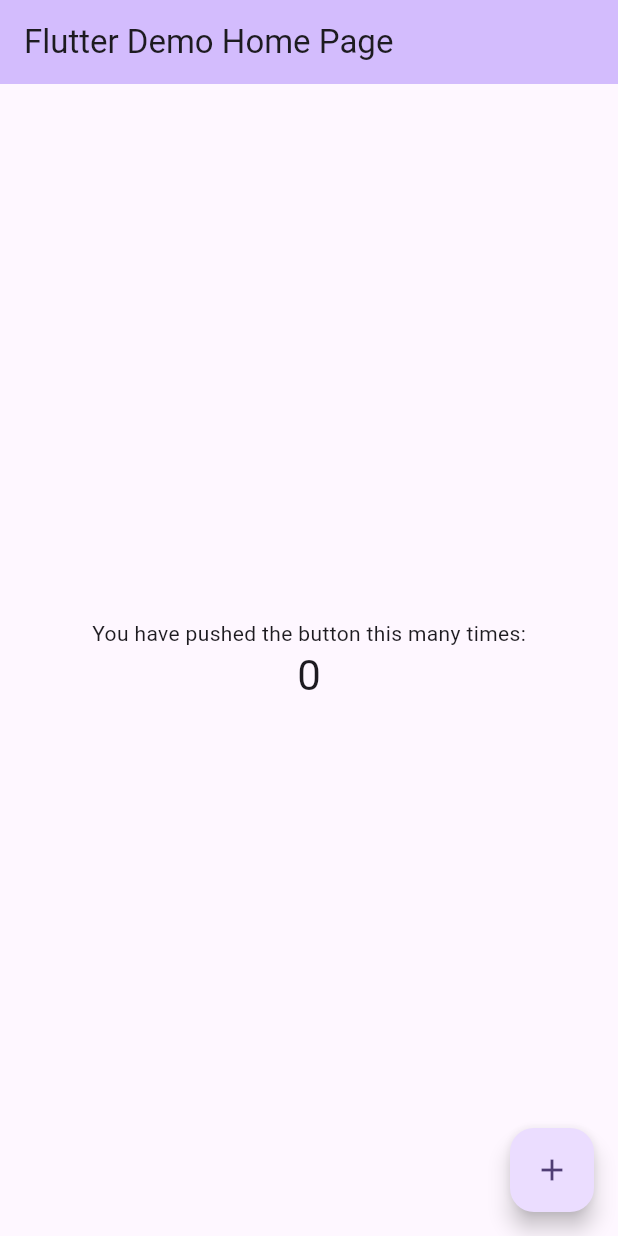
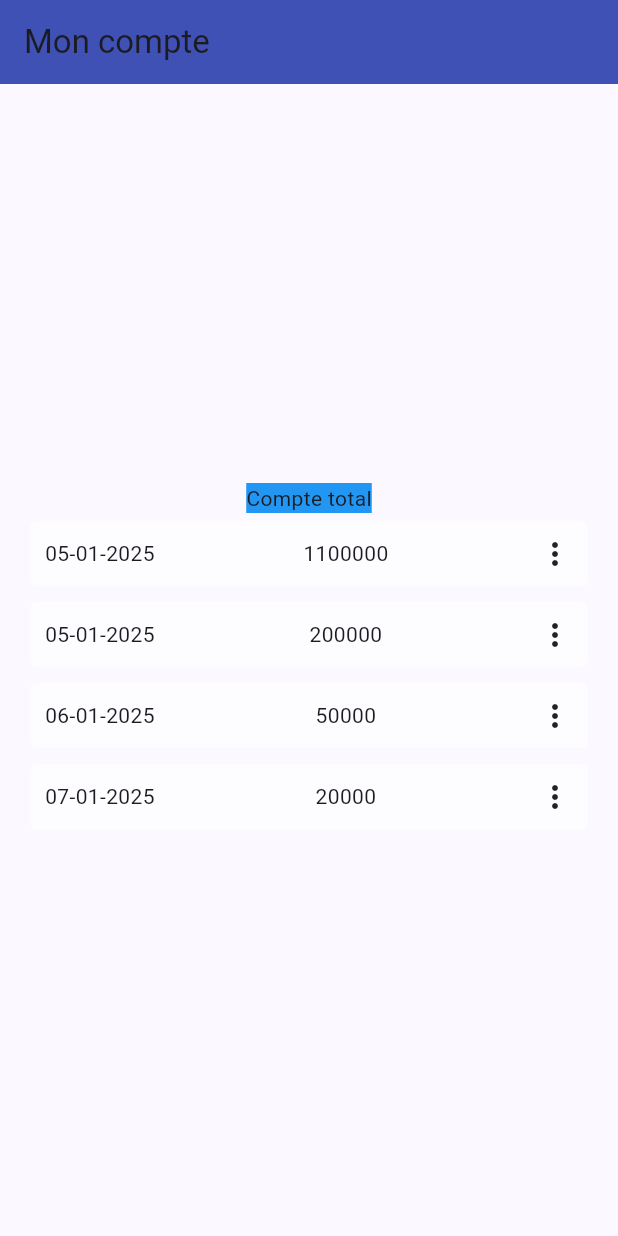
Before and after one commit to RRedstar/my_money, a Flutter app: the screen it shows after launch, on a phone screen of 412 x 824 dp. Run offline on Flutter 3.47's test engine with Material 3 defaults, Android fonts, the phone set to English and light mode, and no system bars.

```diff
--- /dev/null
+++ b/lib/homepage.dart
@@ -0,0 +1,127 @@
+import 'package:flutter/material.dart';
+
+
+// Page d'accueuil
+class HomePage extends StatelessWidget {
+  final List transactions = [
+    {
+      'date': '05-01-2025',
+      'montant': 1100000,
+      'debit': true,
+    },
+    {
+      'date': '05-01-2025',
+      'montant': 200000,
+      'debit': false,
+    },
+    {
+      'date': '06-01-2025',
+      'montant': 50000,
+      'debit': false,
+    },
+    {
+      'date': '07-01-2025',
+      'montant': 20000,
+      'debit': false,
+    },
+  ];
+
+
+  @override
+  Widget build(BuildContext context) {
+    return Scaffold(
+      appBar: AppBar(
+        backgroundColor: Colors.indigo,
+        title: Text("Mon compte"),
+      ),
+      body:Center(
+        child: Column(
+          mainAxisAlignment: MainAxisAlignment.center,
+          children: [
+            // Compte principale
+            Container(
+              color: Colors.blue,
+              child: Text("Compte total"),
+            ),
+
+            // Liste des transactions
+            Column(
+              children: transactions.map(
+                (tr){
+                  return Container(
+                          padding: EdgeInsets.all(10),
+                          margin: EdgeInsets.fromLTRB(20, 5, 20, 5),
+                          decoration: BoxDecoration(
+                            color: Colors.white60,
+                            borderRadius: BorderRadius.circular(5),
+                          ),
+
+                          child: Row(
+                              mainAxisAlignment: MainAxisAlignment.spaceBetween,
+                              children: [
+                                Text(tr['date']),
+                                Text(tr['montant'].toString()),
+                                Icon(Icons.more_vert),
+                              ],
+                          )
+
+                        );
+                }
+              ).toList()
+              ),
+          ],
+        ),
+      ),
+
+    );
+  }
+
+}
+
+
+class MyHomePage extends StatefulWidget {
+
+  final String title = "Home";
+
+  @override
+  State<MyHomePage> createState() => _MyHomePageState();
+}
+
+class _MyHomePageState extends State<MyHomePage> {
+  int _counter = 0;
+
+  void _incrementCounter() {
+    setState(() {
+      _counter++;
+    });
+  }
+
+  @override
+  Widget build(BuildContext context) {
+    return Scaffold(
+      appBar: AppBar(
+        backgroundColor: Theme.of(context).colorScheme.inversePrimary,
+        title: Text(widget.title),
+      ),
+      body: Center(
+        child: Column(
+          mainAxisAlignment: MainAxisAlignment.center,
+          children: <Widget>[
+            const Text(
+              'You have pushed the button this many times:',
+            ),
+            Text(
+              '$_counter',
+              style: Theme.of(context).textTheme.headlineMedium,
+            ),
+          ],
+        ),
+      ),
+      floatingActionButton: FloatingActionButton(
+        onPressed: _incrementCounter,
+        tooltip: 'Increment',
+        child: const Icon(Icons.add),
+      ), // This trailing comma makes auto-formatting nicer for build methods.
+    );
+  }
+}
--- a/lib/main.dart
+++ b/lib/main.dart
@@ -1,4 +1,5 @@
 import 'package:flutter/material.dart';
+import 'homepage.dart';
 
 void main() {
   runApp(const MyApp());
@@ -11,60 +12,13 @@ class MyApp extends StatelessWidget {
   @override
   Widget build(BuildContext context) {
     return MaterialApp(
-      title: 'Flutter Demo',
+      debugShowCheckedModeBanner: false,
+      title: 'Money Monitoring',
       theme: ThemeData(
-        colorScheme: ColorScheme.fromSeed(seedColor: Colors.deepPurple),
+        colorScheme: ColorScheme.fromSeed(seedColor: Colors.indigoAccent),
         useMaterial3: true,
       ),
-      home: const MyHomePage(title: 'Flutter Demo Home Page'),
+      home: HomePage(),
     );
   }
 }
-
-class MyHomePage extends StatefulWidget {
-  const MyHomePage({super.key, required this.title});
-
-  final String title;
-
-  @override
-  State<MyHomePage> createState() => _MyHomePageState();
-}
-
-class _MyHomePageState extends State<MyHomePage> {
-  int _counter = 0;
-
-  void _incrementCounter() {
-    setState(() {
-      _counter++;
-    });
-  }
-
-  @override
-  Widget build(BuildContext context) {
-    return Scaffold(
-      appBar: AppBar(
-        backgroundColor: Theme.of(context).colorScheme.inversePrimary,
-        title: Text(widget.title),
-      ),
-      body: Center(
-        child: Column(
-          mainAxisAlignment: MainAxisAlignment.center,
-          children: <Widget>[
-            const Text(
-              'You have pushed the button this many times:',
-            ),
-            Text(
-              '$_counter',
-              style: Theme.of(context).textTheme.headlineMedium,
-            ),
-          ],
-        ),
-      ),
-      floatingActionButton: FloatingActionButton(
-        onPressed: _incrementCounter,
-        tooltip: 'Increment',
-        child: const Icon(Icons.add),
-      ), // This trailing comma makes auto-formatting nicer for build methods.
-    );
-  }
-}
```
